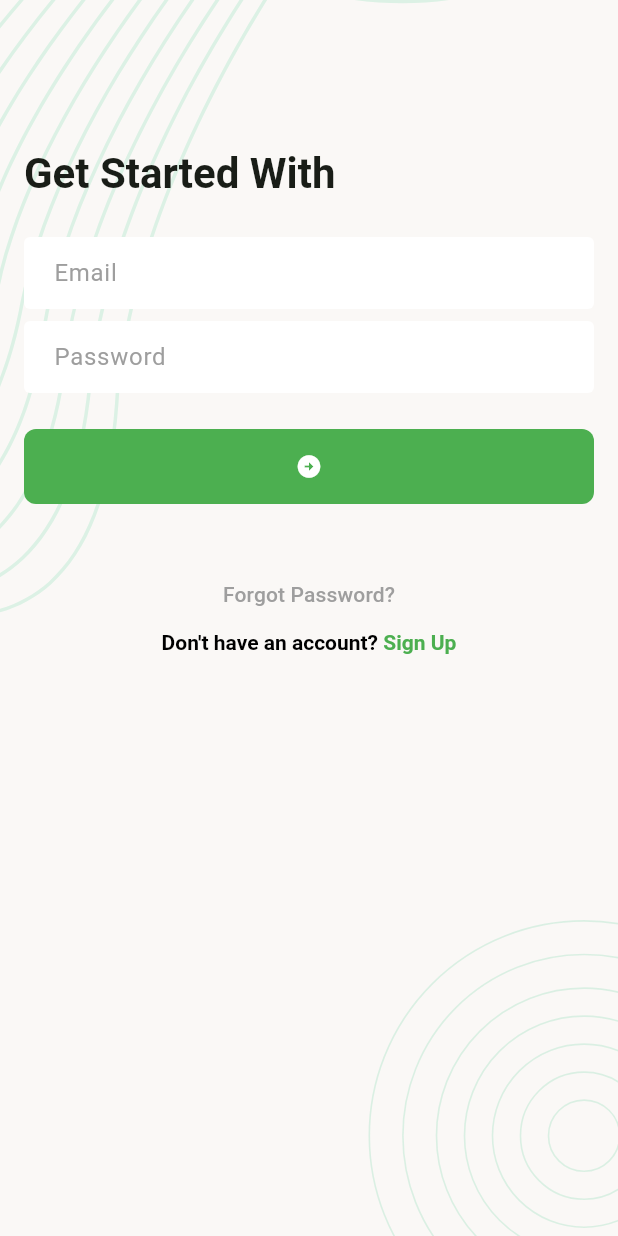
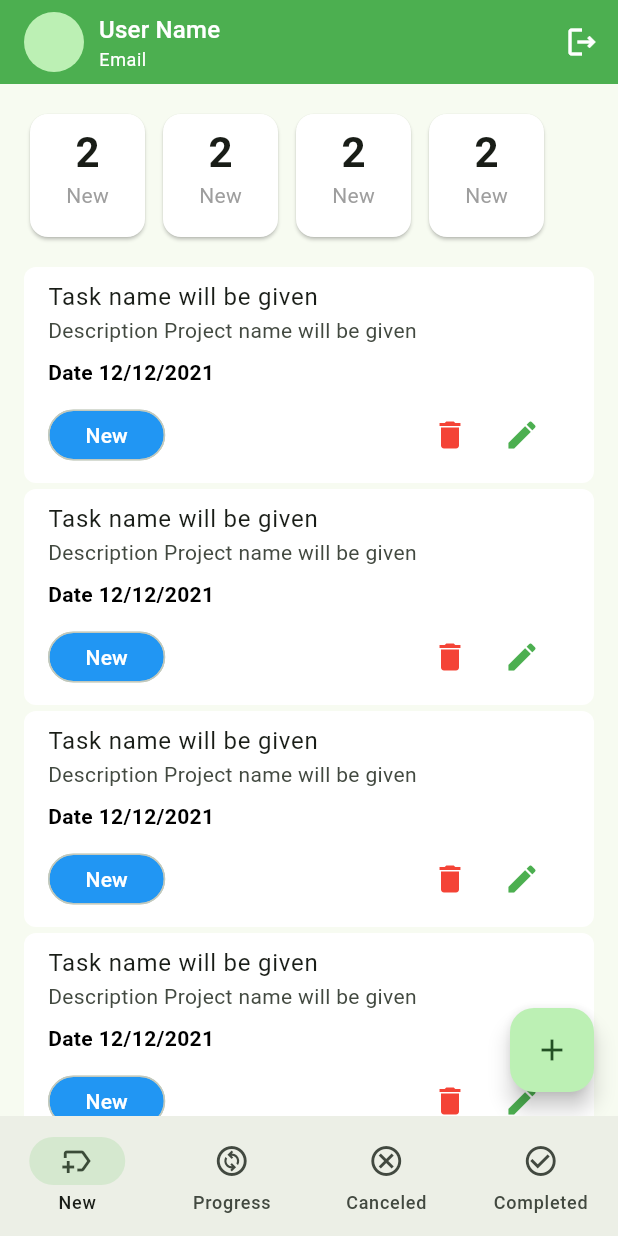
Before and after one commit to Raihan-iOS/task_manager, a Flutter app: the screen it shows after launch, after a tap on the "arrow circle right" icon, on a phone screen of 412 x 824 dp. Run offline on Flutter 3.47's test engine with Material 3 defaults, Android fonts, the phone set to English and light mode, and no system bars; our stand-ins replace flutter_svg, pin_code_fields.

Commit message:
Add task management screens and navigation structure

```diff
--- a/lib/ui/screens/Sign_in_screen.dart
+++ b/lib/ui/screens/Sign_in_screen.dart
@@ -2,6 +2,7 @@ import 'package:flutter/gestures.dart';
 import 'package:flutter/material.dart';
 import 'package:task_manager/ui/screens/Sign_up_screen.dart';
 import 'package:task_manager/ui/screens/forget_password_email_screen.dart';
+import 'package:task_manager/ui/screens/home/main_nav_holder_screen.dart';
 import 'package:task_manager/ui/widgets/screen_background.dart';
 
 class SignInScreen extends StatefulWidget {
@@ -45,7 +46,11 @@ class _SignInScreenState extends State<SignInScreen> {
                 ),
                 SizedBox(height: 24),
                 FilledButton(
-                  onPressed: () {},
+                  onPressed: () {
+                    // if (_formKey.currentState!.validate()) {
+                    _gotoHomepScreen();
+                    // }
+                  },
                   child: Icon(Icons.arrow_circle_right),
                 ),
                 SizedBox(height: 36),
@@ -99,13 +104,20 @@ class _SignInScreenState extends State<SignInScreen> {
     );
   }
 
-   void _gotoEmailPasswordScreen() {
+  void _gotoEmailPasswordScreen() {
     Navigator.push(
       context,
-      MaterialPageRoute(builder: (context) =>  ForgetPasswordEmail()),
+      MaterialPageRoute(builder: (context) => ForgetPasswordEmail()),
     );
   }
 
+  void _gotoHomepScreen() {
+    Navigator.pushAndRemoveUntil(
+      context,
+      MaterialPageRoute(builder: (context) => const MainNavHolderScreen()),
+      (predicate) => false,
+    );
+  }
 
   @override
   void dispose() {
--- /dev/null
+++ b/lib/ui/screens/home/main_nav_holder_screen.dart
@@ -0,0 +1,101 @@
+import 'package:flutter/material.dart';
+import 'package:task_manager/ui/screens/home/canceled_task_screen.dart';
+import 'package:task_manager/ui/screens/home/completed_task_screen.dart';
+import 'package:task_manager/ui/screens/home/new_task_screen.dart';
+import 'package:task_manager/ui/screens/home/progress_task_screen.dart';
+
+class MainNavHolderScreen extends StatefulWidget {
+  const MainNavHolderScreen({super.key});
+
+  @override
+  State<MainNavHolderScreen> createState() => _MainNavHolderScreenState();
+}
+
+class _MainNavHolderScreenState extends State<MainNavHolderScreen> {
+  int _selectedIndex = 0;
+  final List<Widget> _screens = [
+    NewTaskScreen(),
+    ProgressTaskScreen(),
+    CanceledTaskScreen(),
+    CompletedTaskScreen(),
+  ];
+  @override
+  Widget build(BuildContext context) {
+    return Scaffold(
+      appBar: TmAppbar(),
+      bottomNavigationBar: NavigationBar(
+        destinations: [
+          NavigationDestination(
+            icon: Icon(Icons.new_label_outlined),
+            label: "New",
+          ),
+          NavigationDestination(
+            icon: Icon(Icons.change_circle_outlined),
+            label: "Progress",
+          ),
+          NavigationDestination(
+            icon: Icon(Icons.cancel_outlined),
+            label: "Canceled",
+          ),
+          NavigationDestination(
+            icon: Icon(Icons.check_circle_outline),
+            label: "Completed",
+          ),
+        ],
+        selectedIndex: _selectedIndex,
+        onDestinationSelected: (int index) {
+          setState(() {
+            _selectedIndex = index;
+          });
+        },
+      ),
+      body: Center(child: _screens[_selectedIndex]),
+    );
+  }
+}
+
+class TmAppbar extends StatelessWidget implements PreferredSizeWidget {
+  const TmAppbar({super.key});
+
+  @override
+  Widget build(BuildContext context) {
+    return AppBar(
+      backgroundColor: Colors.green,
+      title: Row(
+        children: [
+          CircleAvatar(),
+          SizedBox(width: 10),
+          Column(
+            crossAxisAlignment: CrossAxisAlignment.start,
+            children: [
+              Text(
+                "User Name",
+                style: Theme.of(
+                  context,
+                ).textTheme.titleMedium?.copyWith(color: Colors.white),
+              ),
+
+              Text(
+                "Email",
+                style: Theme.of(
+                  context,
+                ).textTheme.bodySmall?.copyWith(color: Colors.white),
+              ),
+            ],
+          ),
+        ],
+      ),
+      actions: [
+        IconButton(
+          icon: Icon(Icons.logout_outlined, color: Colors.white),
+
+          onPressed: () {},
+        ),
+      ],
+    );
+  }
+
+  @override
+  // TODO: implement preferredSize
+  Size get preferredSize => Size.fromHeight(kToolbarHeight);
+}
--- /dev/null
+++ b/lib/ui/screens/home/new_task_screen.dart
@@ -0,0 +1,52 @@
+import 'package:flutter/material.dart';
+import 'package:task_manager/ui/widgets/task_card.dart';
+import 'package:task_manager/ui/widgets/task_count_by_status_card.dart';
+
+class NewTaskScreen extends StatefulWidget {
+  const NewTaskScreen({super.key});
+
+  @override
+  State<NewTaskScreen> createState() => _NewTaskScreenState();
+}
+
+class _NewTaskScreenState extends State<NewTaskScreen> {
+  @override
+  Widget build(BuildContext context) {
+    return Scaffold(
+      body: Padding(
+        padding: const EdgeInsets.symmetric(horizontal: 16),
+        child: Column(
+          children: [
+            SizedBox(height: 16),
+            SizedBox(
+              height: 90,
+              child: ListView.separated(
+                scrollDirection: Axis.horizontal,
+                itemBuilder:
+                    (context, index) =>
+                        TaskCountByStatus(title: 'New', count: 2),
+                separatorBuilder: (context, index) => const SizedBox(width: 4),
+                itemCount: 4,
+              ),
+            ),
+            SizedBox(height: 16),
+            Expanded(
+              child: ListView.separated(
+                itemBuilder:
+                    (context, index) => taskCard(taskStatus: TaskStatus.New),
+                separatorBuilder: (context, index) => const SizedBox(height: 4),
+                itemCount: 10,
+              ),
+            ),
+          ],
+        ),
+      ),
+      floatingActionButton: FloatingActionButton(
+        onPressed: () {},
+        child: Icon(Icons.add),
+      ),
+    );
+  }
+}
+
+enum TaskStatus { New, Progress, Canceled, Completed }
--- /dev/null
+++ b/lib/ui/widgets/task_card.dart
@@ -0,0 +1,63 @@
+import 'package:flutter/material.dart';
+import 'package:task_manager/ui/screens/home/new_task_screen.dart';
+
+class taskCard extends StatelessWidget {
+  const taskCard({super.key, required this.taskStatus});
+  final TaskStatus taskStatus;
+
+  Color TaskTypeColor(TaskStatus taskType) {
+    if (taskType == TaskStatus.New) {
+      return Colors.blue;
+    } else if (taskType == TaskStatus.Progress) {
+      return Colors.purple;
+    } else if (taskType == TaskStatus.Completed) {
+      return Colors.green;
+    } else {
+      return Colors.red;
+    }
+  }
+
+  @override
+  Widget build(BuildContext context) {
+    return ListTile(
+      shape: RoundedRectangleBorder(borderRadius: BorderRadius.circular(8)),
+      tileColor: Colors.white,
+      title: Text('Task name will be given'),
+      subtitle: Column(
+        crossAxisAlignment: CrossAxisAlignment.start,
+        spacing: 8,
+        children: [
+          Text('Description Project name will be given'),
+          Text(
+            'Date 12/12/2021',
+            style: TextStyle(color: Colors.black, fontWeight: FontWeight.w600),
+          ),
+          Row(
+            children: [
+              Chip(
+                label: Text(
+                  taskStatus.name,
+                  style: TextStyle(color: Colors.white),
+                ),
+                padding: EdgeInsets.symmetric(horizontal: 16),
+                backgroundColor: TaskTypeColor(taskStatus),
+                shape: RoundedRectangleBorder(
+                  borderRadius: BorderRadius.circular(24),
+                ),
+              ),
+              Spacer(),
+              IconButton(
+                onPressed: () {},
+                icon: Icon(Icons.delete, color: Colors.red),
+              ),
+              IconButton(
+                onPressed: () {},
+                icon: Icon(Icons.edit, color: Colors.green),
+              ),
+            ],
+          ),
+        ],
+      ),
+    );
+  }
+}
--- /dev/null
+++ b/lib/ui/widgets/task_count_by_status_card.dart
@@ -0,0 +1,29 @@
+import 'package:flutter/material.dart';
+
+class TaskCountByStatus extends StatelessWidget {
+  const TaskCountByStatus({
+    super.key,
+    required this.title,
+    required this.count,
+  });
+
+  final String title;
+  final int count;
+
+  @override
+  Widget build(BuildContext context) {
+    return Card(
+      elevation: 1,
+      color: Colors.white,
+      child: Padding(
+        padding: const EdgeInsets.symmetric(horizontal: 24, vertical: 8),
+        child: Column(
+          children: [
+            Text('$count', style: Theme.of(context).textTheme.titleLarge),
+            Text(title, style: TextStyle(color: Colors.grey)),
+          ],
+        ),
+      ),
+    );
+  }
+}
```
Also changed, not shown: lib/ui/screens/home/canceled_task_screen.dart (added, +37 -0 lines), lib/ui/screens/home/completed_task_screen.dart (added, +37 -0 lines), lib/ui/screens/home/progress_task_screen.dart (added, +37 -0 lines).
